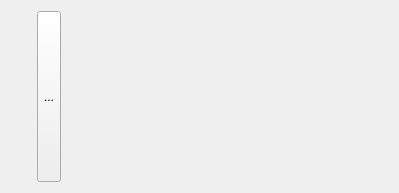
Old version of the form Qt/my_programm/_For_tests/src/mainbox/ui/mainbox.ui in the repository RinatB2017/mega_GIT.
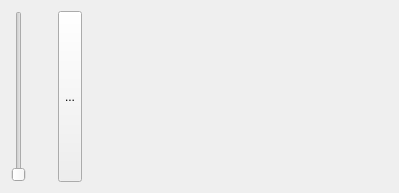
New version of the form. Custom widgets are drawn as their Qt base class.

Diff of the .ui file:
```diff
--- a/Qt/my_programm/_For_tests/src/mainbox/ui/mainbox.ui
+++ b/Qt/my_programm/_For_tests/src/mainbox/ui/mainbox.ui
@@ -11,6 +11,13 @@
    </rect>
   </property>
   <layout class="QHBoxLayout" name="horizontalLayout_2">
+   <item>
+    <widget class="QSlider" name="verticalSlider">
+     <property name="orientation">
+      <enum>Qt::Vertical</enum>
+     </property>
+    </widget>
+   </item>
    <item>
     <layout class="QVBoxLayout" name="verticalLayout">
      <item>
```
